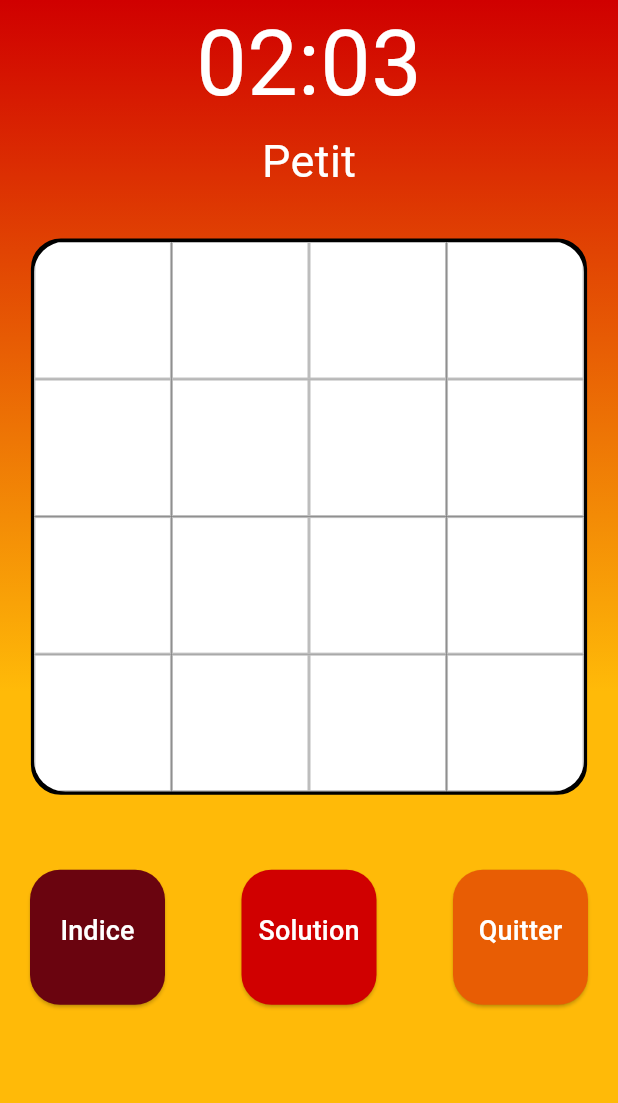
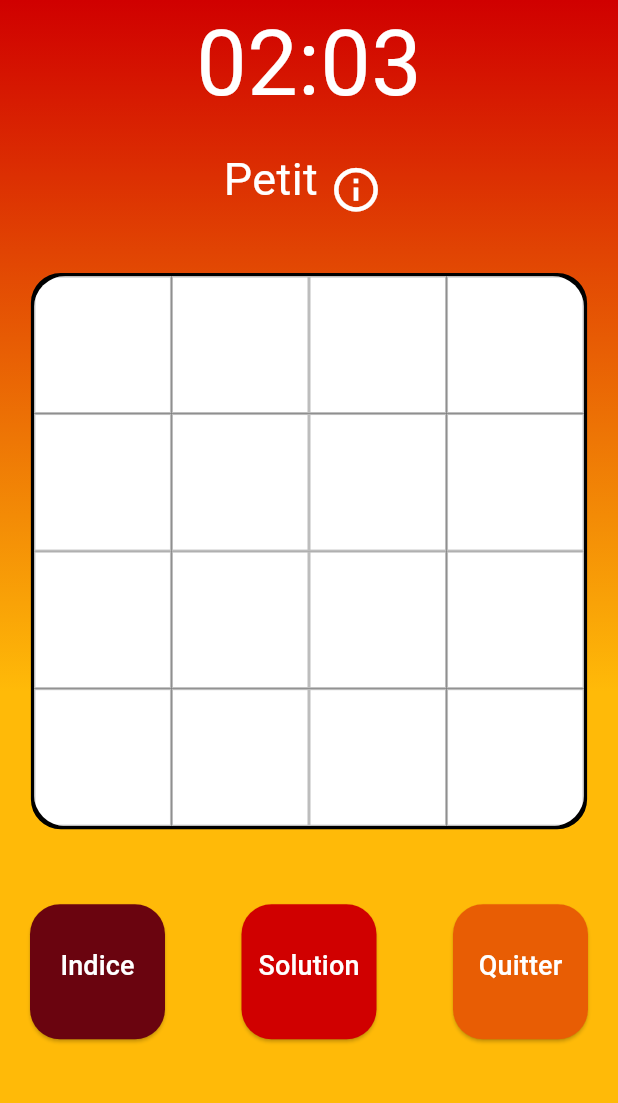
Before and after one commit to SHAfoin/AKARI-HDF, a Flutter app: the PageNiveau screen opened directly, after a tap on "Petit", on a phone screen of 412 x 824 dp, the part 84-1187 px from its top. Run offline on Flutter 3.47's test engine with Material 3 defaults, Android fonts, the phone set to English and light mode, and no system bars; our stand-ins replace google_fonts; Roboto replaces fonts that are missing (Concert One).

Commit message:
feat: ajout de la page du tutoriel & de son routing

```diff
--- a/lib/general/gradient_background.dart
+++ b/lib/general/gradient_background.dart
@@ -10,6 +10,7 @@ class GradientBackground extends StatelessWidget {
   Widget build(BuildContext context) {
     return Container(
       width: double.infinity,
+      height: double.infinity,
       decoration: const BoxDecoration(
           gradient: LinearGradient(
         begin: Alignment.topCenter,
--- a/lib/page_jeu/page_jeu.dart
+++ b/lib/page_jeu/page_jeu.dart
@@ -2,6 +2,8 @@ import 'package:akari_project/general/custom_app_bar.dart';
 import 'package:akari_project/general/gradient_background.dart';
 import 'package:akari_project/page_jeu/page_jeu_button.dart';
 import 'package:akari_project/page_niveau/level.dart';
+import 'package:akari_project/page_tuto/page_tuto.dart';
+import 'package:flutter/cupertino.dart';
 import 'package:flutter/material.dart';
 
 class PageJeu extends StatefulWidget {
@@ -27,13 +29,37 @@ class _PageJeuState extends State<PageJeu> {
             "02:03",
             style: TextStyle(fontSize: 60, color: Colors.white),
           ),
-          Text(
-            widget.level.size == Size.petit
-                ? "Petit"
-                : widget.level.size == Size.moyen
-                    ? "Moyen"
-                    : "Grand",
-            style: TextStyle(fontSize: 30, color: Colors.white),
+          Padding(
+            padding: const EdgeInsets.only(top: 15.0),
+            child: Row(
+              mainAxisAlignment: MainAxisAlignment.center,
+              crossAxisAlignment: CrossAxisAlignment.center,
+              children: [
+                Transform.translate(
+                  offset: Offset(0, -7),
+                  child: Text(
+                    widget.level.size == Size.petit
+                        ? "Petit"
+                        : widget.level.size == Size.moyen
+                            ? "Moyen"
+                            : "Grand",
+                    style: TextStyle(fontSize: 30, color: Colors.white,),
+                  ),
+                ),
+                IconButton(
+                    onPressed: () {
+                      Navigator.push(
+                          context,
+                          PageRouteBuilder(
+                            pageBuilder: (context, animation1, animation2) =>
+                                PageTuto(),
+                            transitionDuration: Duration.zero,
+                            reverseTransitionDuration: Duration.zero,
+                          ));
+                    },
+                    icon: Icon(Icons.info_outline), color: Colors.white, iconSize: 35,)
+              ],
+            ),
           ),
           Padding(
             padding: const EdgeInsets.symmetric(vertical: 30.0),
@@ -85,9 +111,24 @@ class _PageJeuState extends State<PageJeu> {
             child: Row(
               mainAxisAlignment: MainAxisAlignment.spaceBetween,
               children: [
-                PageJeuButton(color: Color(0xFF6A040F), text: "Indice", onPressed: () {print(null);}),
-                PageJeuButton(color: Color(0xFFD00000), text: "Solution", onPressed: () {print(null);}),
-                PageJeuButton(color: Color(0xFFE85D04), text: "Quitter", onPressed: () {print(null);})
+                PageJeuButton(
+                    color: Color(0xFF6A040F),
+                    text: "Indice",
+                    onPressed: () {
+                      print(null);
+                    }),
+                PageJeuButton(
+                    color: Color(0xFFD00000),
+                    text: "Solution",
+                    onPressed: () {
+                      print(null);
+                    }),
+                PageJeuButton(
+                    color: Color(0xFFE85D04),
+                    text: "Quitter",
+                    onPressed: () {
+                      print(null);
+                    })
               ],
             ),
           )
```
Also changed, not shown: lib/page_tuto/page_tuto.dart (added, +127 -0 lines).
